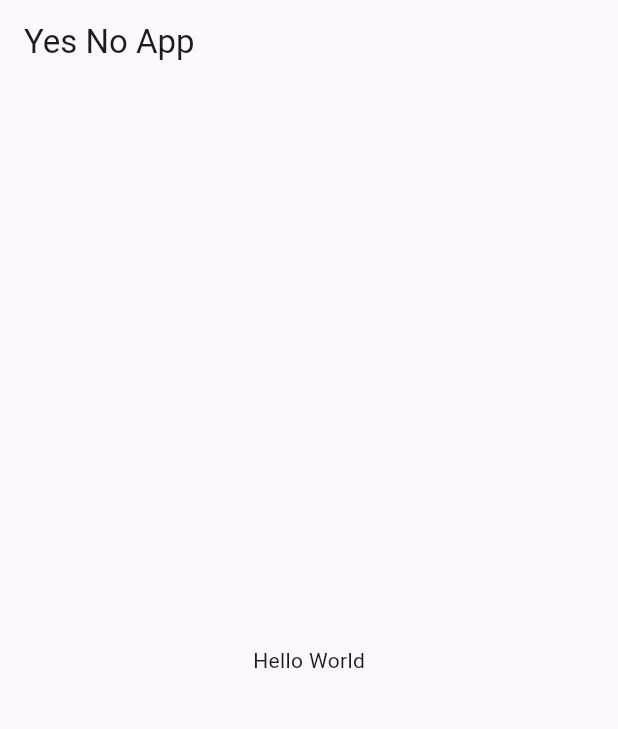
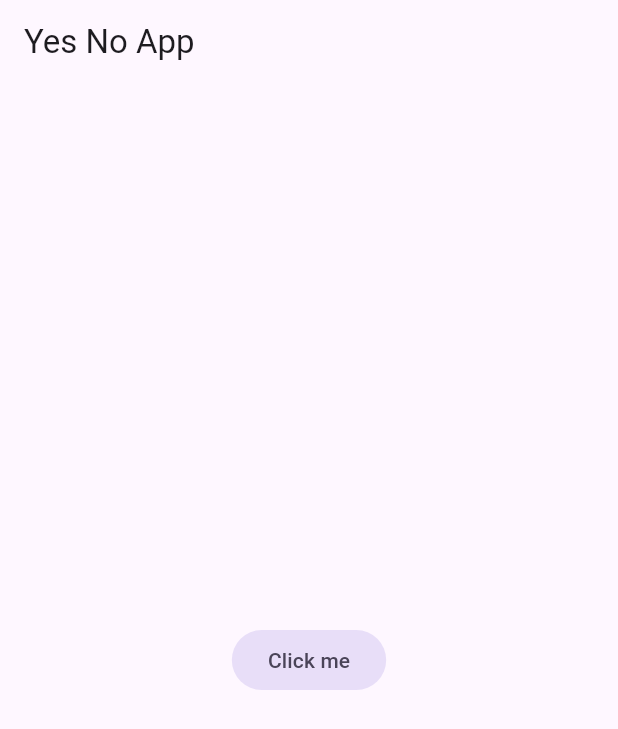
Before and after one commit to Angstromico/Flutter-Yes-No-App, a Flutter app: the screen it shows after launch, on a phone screen of 412 x 824 dp. Shown: the top 729 px of the screen. Run offline on Flutter 3.47's test engine with Material 3 defaults, Android fonts, the phone set to English and light mode, and no system bars.

Commit message:
feat: use FilledButton instead of text Hello World in main

```diff
--- a/lib/main.dart
+++ b/lib/main.dart
@@ -14,8 +14,8 @@ class MyApp extends StatelessWidget {
         appBar: AppBar(
           title: const Text('Yes No App'),
         ),
-        body: const Center(
-          child: Text('Hello World'),
+        body: Center(
+          child: FilledButton.tonal(onPressed: (){}, child: Text("Click me")),
         ),
       ),
     );
```
